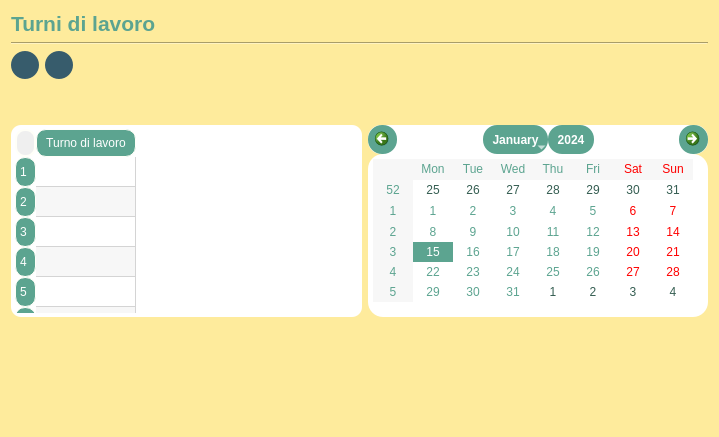
The window that dipendente/DatiDipendente/view/TurniDiLavoro.ui (StracciaMatteo/GestioneCinema) describes before a commit, drawn with Qt 5.
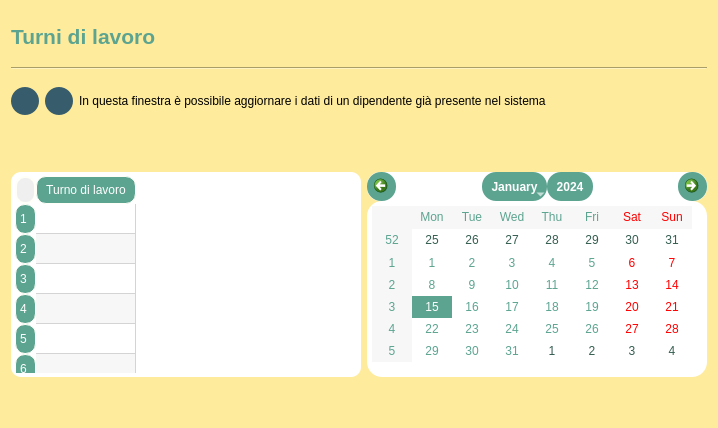
The same window after the commit. Icons and pictures are not drawn.

Diff of the .ui file:
```diff
--- a/dipendente/DatiDipendente/view/TurniDiLavoro.ui
+++ b/dipendente/DatiDipendente/view/TurniDiLavoro.ui
@@ -6,8 +6,8 @@
    <rect>
     <x>0</x>
     <y>0</y>
-    <width>719</width>
-    <height>437</height>
+    <width>718</width>
+    <height>428</height>
    </rect>
   </property>
   <property name="windowTitle">
@@ -115,6 +115,18 @@
   <layout class="QVBoxLayout" name="verticalLayout_3">
    <item>
     <widget class="QLabel" name="Turni_di_lavoro_2">
+     <property name="minimumSize">
+      <size>
+       <width>0</width>
+       <height>50</height>
+      </size>
+     </property>
+     <property name="maximumSize">
+      <size>
+       <width>16777215</width>
+       <height>50</height>
+      </size>
+     </property>
      <property name="font">
       <font>
        <pointsize>16</pointsize>
@@ -138,8 +150,8 @@
     </widget>
    </item>
    <item>
-    <layout class="QHBoxLayout" name="horizontalLayout_3">
-     <item alignment="Qt::AlignLeft">
+    <layout class="QHBoxLayout" name="horizontalLayout_2">
+     <item>
       <widget class="QPushButton" name="btn_torna">
        <property name="sizePolicy">
         <sizepolicy hsizetype="Fixed" vsizetype="Fixed">
@@ -147,6 +159,12 @@
          <verstretch>0</verstretch>
         </sizepolicy>
        </property>
+       <property name="maximumSize">
+        <size>
+         <width>28</width>
+         <height>28</height>
+        </size>
+       </property>
        <property name="styleSheet">
         <string notr="true">QPushButton{
  border-radius: 14px;
@@ -184,7 +202,7 @@
        </property>
       </widget>
      </item>
-     <item alignment="Qt::AlignLeft">
+     <item>
       <widget class="QPushButton" name="btn_Home">
        <property name="sizePolicy">
         <sizepolicy hsizetype="Fixed" vsizetype="Fixed">
@@ -192,6 +210,12 @@
          <verstretch>0</verstretch>
         </sizepolicy>
        </property>
+       <property name="maximumSize">
+        <size>
+         <width>28</width>
+         <height>28</height>
+        </size>
+       </property>
        <property name="styleSheet">
         <string notr="true">QPushButton{
  border-radius: 14px;
@@ -231,17 +255,26 @@
       </widget>
      </item>
      <item>
-      <spacer name="horizontalSpacer">
-       <property name="orientation">
-        <enum>Qt::Horizontal</enum>
+      <widget class="QLabel" name="label_12">
+       <property name="minimumSize">
+        <size>
+         <width>0</width>
+         <height>50</height>
+        </size>
        </property>
-       <property name="sizeHint" stdset="0">
+       <property name="maximumSize">
         <size>
-         <width>40</width>
-         <height>20</height>
+         <width>16777215</width>
+         <height>50</height>
         </size>
        </property>
-      </spacer>
+       <property name="text">
+        <string>In questa finestra è possibile aggiornare i dati di un dipendente già presente nel sistema</string>
+       </property>
+       <property name="wordWrap">
+        <bool>true</bool>
+       </property>
+      </widget>
      </item>
     </layout>
    </item>
@@ -263,10 +296,13 @@
    </item>
    <item>
     <layout class="QHBoxLayout" name="horizontalLayout">
+     <property name="sizeConstraint">
+      <enum>QLayout::SetDefaultConstraint</enum>
+     </property>
      <item>
       <widget class="QTableWidget" name="tabella">
        <property name="sizePolicy">
-        <sizepolicy hsizetype="Maximum" vsizetype="Preferred">
+        <sizepolicy hsizetype="Maximum" vsizetype="Expanding">
          <horstretch>0</horstretch>
          <verstretch>0</verstretch>
         </sizepolicy>
@@ -416,6 +452,9 @@
      <property name="orientation">
       <enum>Qt::Vertical</enum>
      </property>
+     <property name="sizeType">
+      <enum>QSizePolicy::Fixed</enum>
+     </property>
      <property name="sizeHint" stdset="0">
       <size>
        <width>20</width>
```
Left out of the diff: 13 changed lines with no effect on the pictures.
